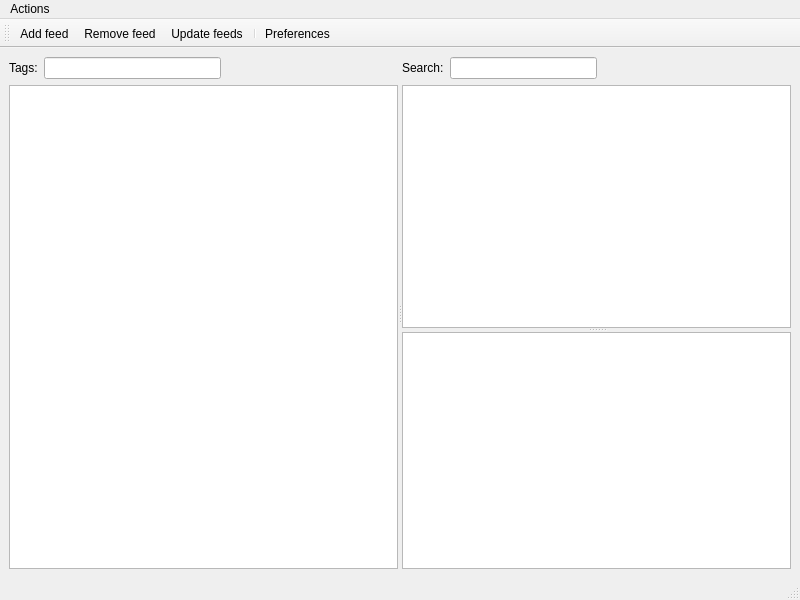
0xd34df00d/leechcraft, file src/plugins/aggregator/mainwindow.ui: the form before one commit.
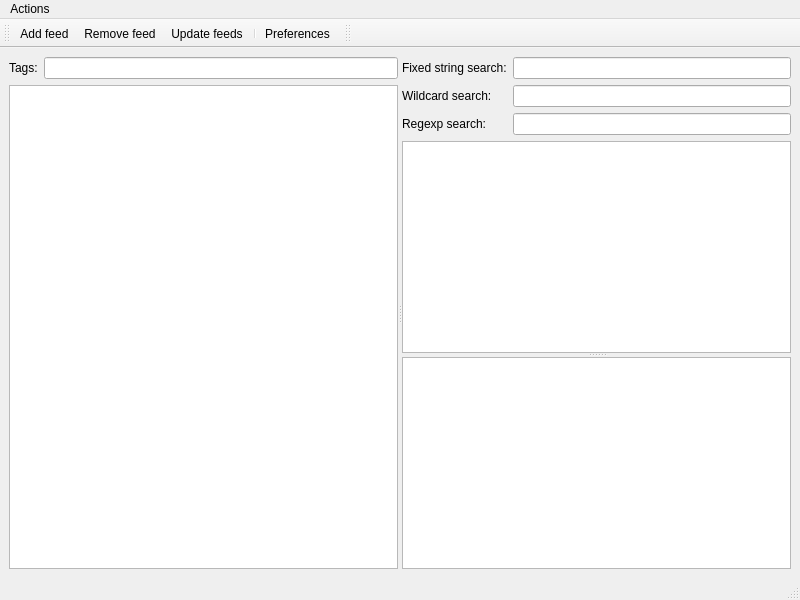
The form after the commit. Icons and pictures are not drawn.

Commit message: + Aggregator: FS#49: Search in item headers with fixed string,   wildcard or regexp.

Diff of the .ui file:
```diff
--- a/src/plugins/aggregator/mainwindow.ui
+++ b/src/plugins/aggregator/mainwindow.ui
@@ -36,19 +36,6 @@
           <item>
            <widget class="QLineEdit" name="TagsLine_" />
           </item>
-          <item>
-           <spacer>
-            <property name="orientation" >
-             <enum>Qt::Horizontal</enum>
-            </property>
-            <property name="sizeHint" >
-             <size>
-              <width>40</width>
-              <height>20</height>
-             </size>
-            </property>
-           </spacer>
-          </item>
          </layout>
         </item>
         <item>
@@ -69,44 +56,47 @@
         </item>
        </layout>
       </widget>
-      <widget class="QSplitter" name="splitter" >
-       <property name="orientation" >
-        <enum>Qt::Vertical</enum>
-       </property>
-       <widget class="QWidget" name="layoutWidget" >
-        <layout class="QVBoxLayout" >
-         <item>
-          <layout class="QHBoxLayout" >
-           <item>
-            <layout class="QHBoxLayout" >
-             <item>
-              <widget class="QLabel" name="label_2" >
-               <property name="text" >
-                <string>Search:</string>
-               </property>
-              </widget>
-             </item>
-             <item>
-              <widget class="QLineEdit" name="SearchLine_" />
-             </item>
-            </layout>
-           </item>
-           <item>
-            <spacer>
-             <property name="orientation" >
-              <enum>Qt::Horizontal</enum>
-             </property>
-             <property name="sizeHint" >
-              <size>
-               <width>40</width>
-               <height>20</height>
-              </size>
-             </property>
-            </spacer>
-           </item>
-          </layout>
-         </item>
-         <item>
+      <widget class="QWidget" name="" >
+       <layout class="QVBoxLayout" >
+        <item>
+         <layout class="QGridLayout" >
+          <item row="0" column="0" >
+           <widget class="QLabel" name="label_2" >
+            <property name="text" >
+             <string>Fixed string search:</string>
+            </property>
+           </widget>
+          </item>
+          <item row="0" column="1" >
+           <widget class="QLineEdit" name="FixedStringSearch_" />
+          </item>
+          <item row="1" column="0" >
+           <widget class="QLabel" name="label_3" >
+            <property name="text" >
+             <string>Wildcard search:</string>
+            </property>
+           </widget>
+          </item>
+          <item row="1" column="1" >
+           <widget class="QLineEdit" name="WildcardSearch_" />
+          </item>
+          <item row="2" column="0" >
+           <widget class="QLabel" name="label_4" >
+            <property name="text" >
+             <string>Regexp search:</string>
+            </property>
+           </widget>
+          </item>
+          <item row="2" column="1" >
+           <widget class="QLineEdit" name="RegexpSearch_" />
+          </item>
+         </layout>
+        </item>
+        <item>
+         <widget class="QSplitter" name="splitter" >
+          <property name="orientation" >
+           <enum>Qt::Vertical</enum>
+          </property>
           <widget class="QTreeView" name="Items_" >
            <property name="rootIsDecorated" >
             <bool>false</bool>
@@ -118,17 +108,17 @@
             <bool>false</bool>
            </property>
           </widget>
-         </item>
-        </layout>
-       </widget>
-       <widget class="QTextBrowser" name="ItemView_" >
-        <property name="autoFormatting" >
-         <set>QTextEdit::AutoAll</set>
-        </property>
-        <property name="openExternalLinks" >
-         <bool>true</bool>
-        </property>
-       </widget>
+          <widget class="QTextBrowser" name="ItemView_" >
+           <property name="autoFormatting" >
+            <set>QTextEdit::AutoAll</set>
+           </property>
+           <property name="openExternalLinks" >
+            <bool>true</bool>
+           </property>
+          </widget>
+         </widget>
+        </item>
+       </layout>
       </widget>
      </widget>
     </item>
@@ -172,6 +162,17 @@
    <addaction name="separator" />
    <addaction name="ActionPreferences_" />
   </widget>
+  <widget class="QToolBar" name="toolBar_2" >
+   <property name="windowTitle" >
+    <string>toolBar_2</string>
+   </property>
+   <attribute name="toolBarArea" >
+    <enum>TopToolBarArea</enum>
+   </attribute>
+   <attribute name="toolBarBreak" >
+    <bool>false</bool>
+   </attribute>
+  </widget>
   <action name="ActionAddFeed_" >
    <property name="icon" >
     <iconset resource="resources.qrc" >:/resources/images/rss-feed.png</iconset>
```
Left out of the diff: 2 changed lines with no effect on the pictures. The commit also changes 2 other files.
